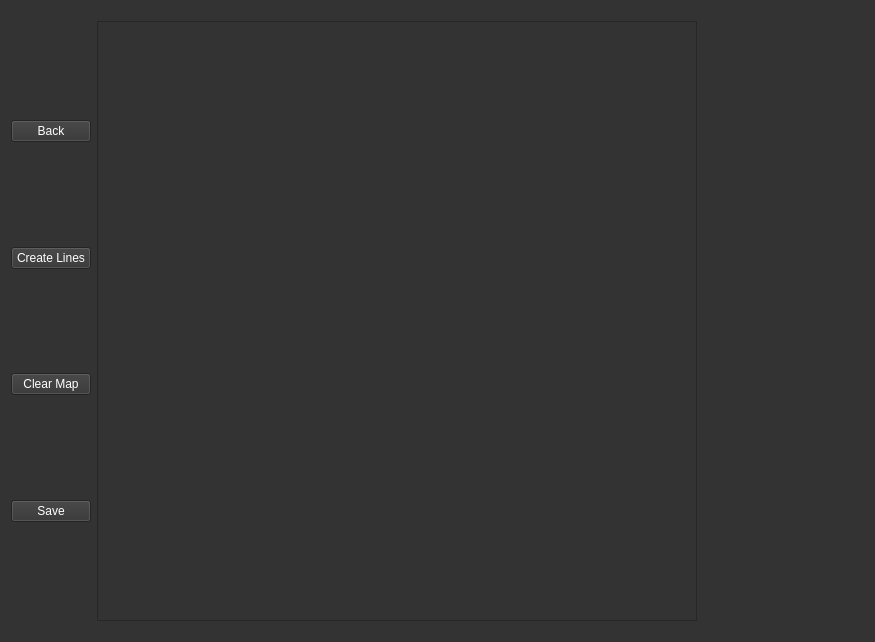
Qt form ui/interfacemap.ui (woofiwaffle/Route-Map) before a commit.
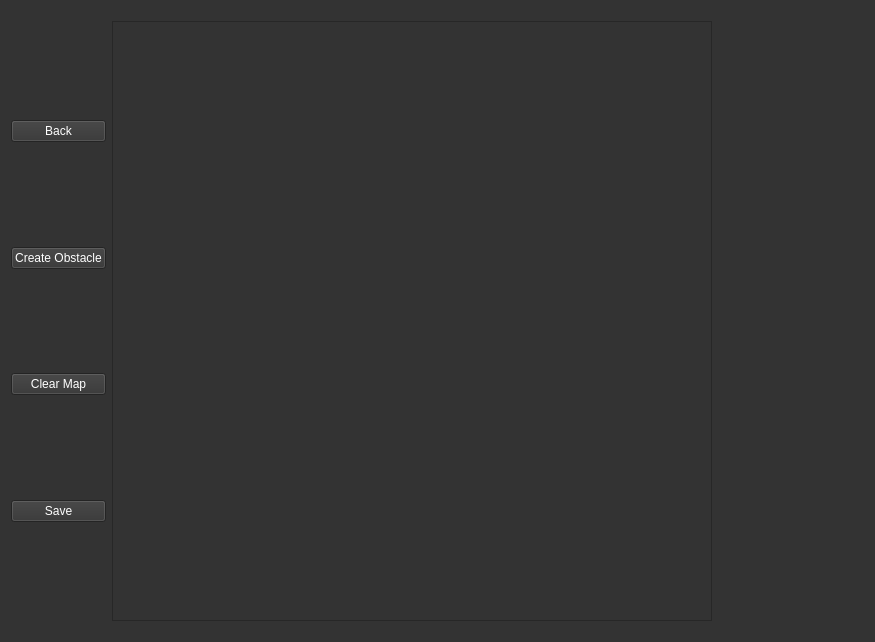
The same form after that commit.

Patch:
```diff
--- a/ui/interfacemap.ui
+++ b/ui/interfacemap.ui
@@ -105,7 +105,7 @@
      <item row="4" column="0">
       <widget class="QPushButton" name="button_CreateLine">
        <property name="text">
-        <string>Create Lines</string>
+        <string>Create Obstacle</string>
        </property>
       </widget>
      </item>
```
Left out of the diff: 2 changed lines with no effect on the pictures.
